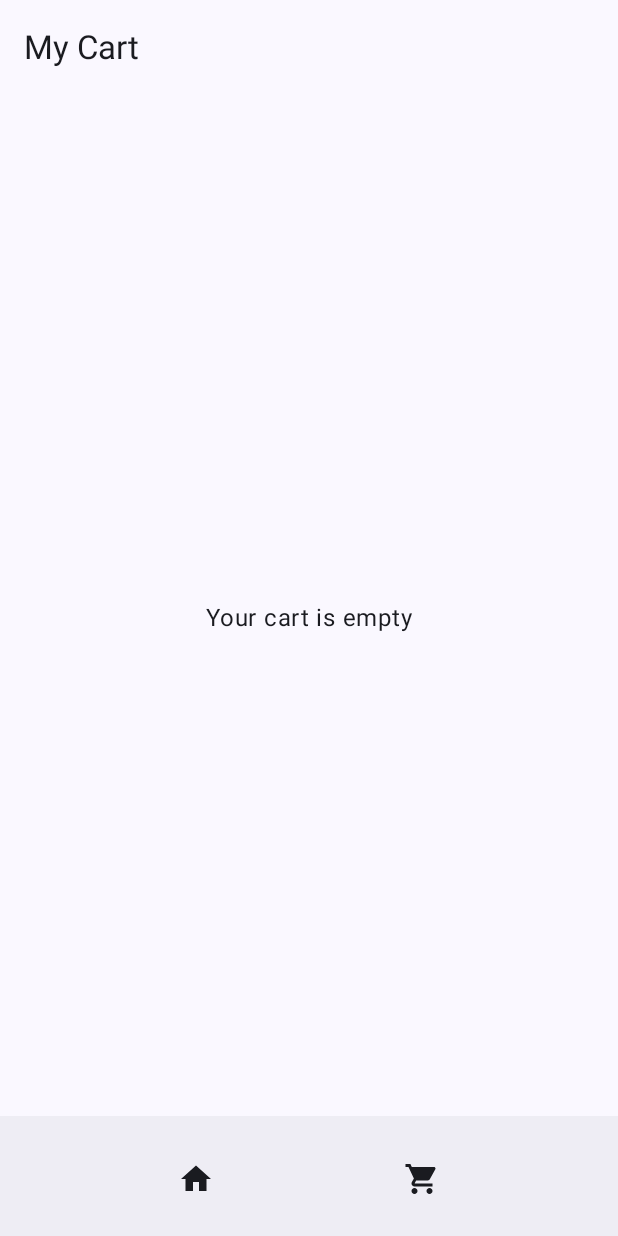
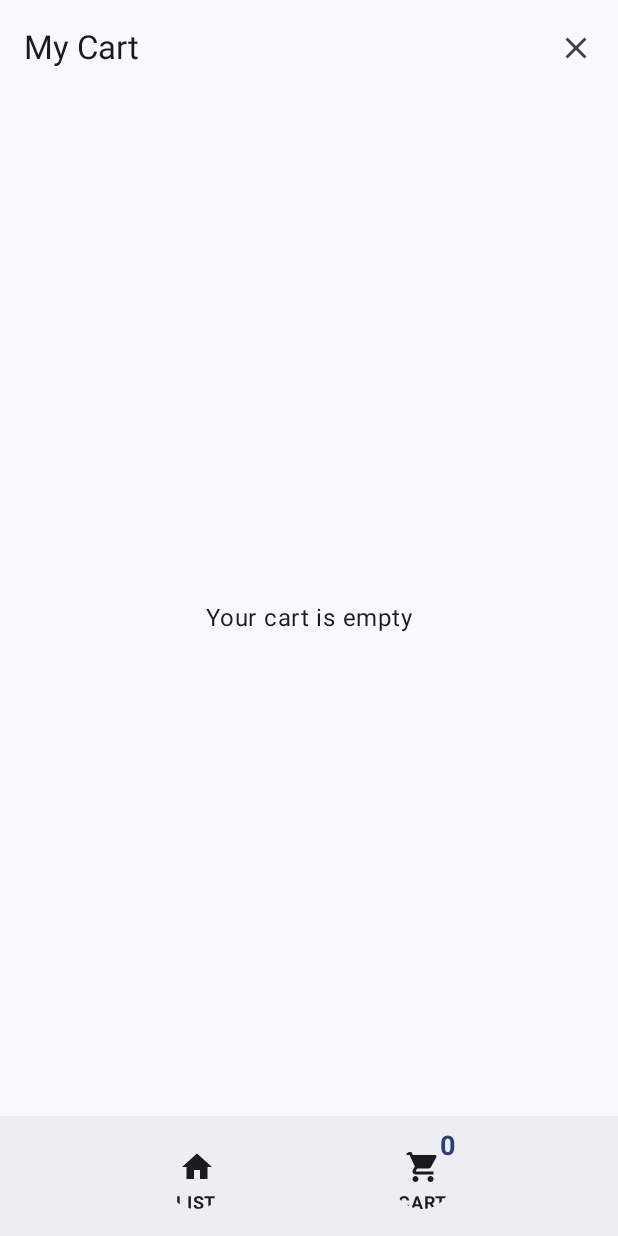
Before and after one commit to Garguy/adam-gardner-jumbo-interview, an Android app built with Jetpack Compose: the CartScreen screen opened through its navigation route, on a phone screen of 412 x 824 dp. Run offline under Robolectric (Android 15) with nearby library versions, the phone set to English and light mode, and no system bars; our stand-ins replace Dagger/Hilt's generated code.

Commit message:
Move clear list to TOpAppBar, both lists displaying data correctly. Need to save Cart list and grab from there when coming back from app being closed. Also need to write tests.

```diff
--- a/app/src/main/java/com/gardner/adam_gardner_jumbo_interview/ui/MainActivity.kt
+++ b/app/src/main/java/com/gardner/adam_gardner_jumbo_interview/ui/MainActivity.kt
@@ -5,10 +5,6 @@ import android.util.Log
 import androidx.activity.ComponentActivity
 import androidx.activity.compose.setContent
 import androidx.activity.viewModels
-import androidx.compose.material3.Text
-import androidx.compose.runtime.Composable
-import androidx.compose.ui.Modifier
-import androidx.compose.ui.tooling.preview.Preview
 import com.gardner.adam_gardner_jumbo_interview.data.cart.CartViewModel
 import com.gardner.adam_gardner_jumbo_interview.data.product.ProductViewModel
 import com.gardner.adam_gardner_jumbo_interview.ui.navigation.AppNavigation
--- a/app/src/main/java/com/gardner/adam_gardner_jumbo_interview/ui/screens/cart/CartScreen.kt
+++ b/app/src/main/java/com/gardner/adam_gardner_jumbo_interview/ui/screens/cart/CartScreen.kt
@@ -1,8 +1,8 @@
 package com.gardner.adam_gardner_jumbo_interview.ui.screens.cart
 
-import android.util.Log
 import androidx.compose.foundation.layout.Arrangement
 import androidx.compose.foundation.layout.Box
+import androidx.compose.foundation.layout.Column
 import androidx.compose.foundation.layout.Row
 import androidx.compose.foundation.layout.fillMaxSize
 import androidx.compose.foundation.layout.fillMaxWidth
@@ -10,23 +10,26 @@ import androidx.compose.foundation.layout.padding
 import androidx.compose.foundation.lazy.LazyColumn
 import androidx.compose.foundation.lazy.itemsIndexed
 import androidx.compose.material.icons.Icons
+import androidx.compose.material.icons.filled.Clear
 import androidx.compose.material.icons.filled.Home
 import androidx.compose.material.icons.filled.ShoppingCart
+import androidx.compose.material3.BadgedBox
 import androidx.compose.material3.BottomAppBar
 import androidx.compose.material3.ExperimentalMaterial3Api
 import androidx.compose.material3.Icon
 import androidx.compose.material3.IconButton
+import androidx.compose.material3.MaterialTheme
 import androidx.compose.material3.Scaffold
 import androidx.compose.material3.Text
 import androidx.compose.material3.TopAppBar
 import androidx.compose.runtime.Composable
-import androidx.compose.runtime.LaunchedEffect
 import androidx.compose.runtime.collectAsState
 import androidx.compose.runtime.getValue
 import androidx.compose.ui.Alignment
 import androidx.compose.ui.Modifier
+import androidx.compose.ui.text.font.FontWeight
 import androidx.compose.ui.unit.dp
-import androidx.hilt.navigation.compose.hiltViewModel
+import androidx.compose.ui.unit.sp
 import androidx.navigation.NavController
 import com.gardner.adam_gardner_jumbo_interview.data.cart.CartViewModel
 
@@ -36,14 +39,20 @@ fun CartScreen(
     navController: NavController,
     cartViewModel: CartViewModel
 ) {
-    Log.d("CartScreen VM", "$cartViewModel")
     val itemsInCart by cartViewModel.items.collectAsState()
-    Log.d("CartScreen", "Items in Cart $itemsInCart")
 
     Scaffold(
         topBar = {
             TopAppBar(
-                title = { Text("My Cart") }
+                title = { Text("My Cart") },
+                actions = {
+                    IconButton(onClick = { cartViewModel.clear() }) {
+                        Icon(
+                            imageVector = Icons.Default.Clear,
+                            contentDescription = "Clear Cart"
+                        )
+                    }
+                }
             )
         },
         bottomBar = {
@@ -53,17 +62,32 @@ fun CartScreen(
                     modifier = Modifier.fillMaxWidth()
                 ) {
                     IconButton(onClick = { navController.navigate("productList") }) {
+                        Column(horizontalAlignment = Alignment.CenterHorizontally) {
                             Icon(
                                 imageVector = Icons.Filled.Home,
                                 contentDescription = "List"
                             )
+                            Text(text = "LIST", fontSize = 12.sp, fontWeight = FontWeight.Bold)
+                        }
                     }
 
+                    BadgedBox(badge = {
+                        Text(
+                            text = "${itemsInCart.size}",
+                            color = MaterialTheme.colorScheme.primary,
+                            fontSize = 18.sp,
+                            fontWeight = FontWeight.Bold
+                        )
+                    }) {
                         IconButton(onClick = { navController.navigate("cart") }) {
+                            Column(horizontalAlignment = Alignment.CenterHorizontally) {
                                 Icon(
                                     imageVector = Icons.Filled.ShoppingCart,
                                     contentDescription = "Cart"
                                 )
+                                Text(text = "CART", fontSize = 12.sp, fontWeight = FontWeight.Bold)
+                            }
+                        }
                     }
                 }
             }
@@ -75,12 +99,10 @@ fun CartScreen(
                     .fillMaxSize()
                     .padding(innerPadding)
             ) {
-                itemsIndexed(itemsInCart) { index, item ->
+                itemsIndexed(itemsInCart) { _, item ->
                     CartListItem(
                         item = item,
-                        onRemoveItem = { cartViewModel.removeItem(item) },
-                        onClearCart = { cartViewModel.clear() },
-                        index = index
+                        onRemoveItem = { cartViewModel.removeItem(item) }
                     )
                 }
             }
```
Also changed, not shown: app/src/main/java/com/gardner/adam_gardner_jumbo_interview/ui/screens/cart/CartListItem.kt (+2 -8 lines), app/src/main/java/com/gardner/adam_gardner_jumbo_interview/ui/screens/product_list/ProductListScreen.kt (+9 -4 lines). Lines whose indentation alone changed are shown as unchanged.
